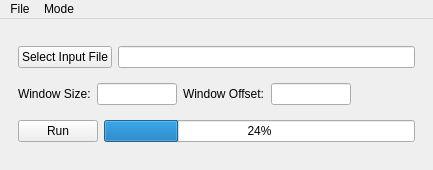
PeterDulworth/PhyloVis, file gui_layout.ui: the form before one commit.
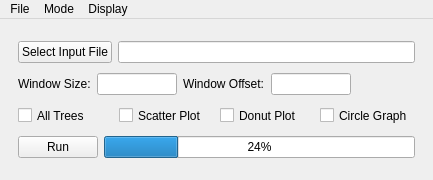
The form after the commit.

Commit message: modularized gui files, user is now able to select which visualizations it wants and display them after

```diff
--- a/gui_layout.ui
+++ b/gui_layout.ui
@@ -7,7 +7,7 @@
     <x>0</x>
     <y>0</y>
     <width>433</width>
-    <height>170</height>
+    <height>180</height>
    </rect>
   </property>
   <property name="sizePolicy">
@@ -19,7 +19,7 @@
   <property name="minimumSize">
    <size>
     <width>433</width>
-    <height>170</height>
+    <height>180</height>
    </size>
   </property>
   <property name="windowTitle">
@@ -152,6 +152,62 @@
               </item>
              </layout>
             </item>
+            <item>
+             <layout class="QHBoxLayout" name="horizontalLayout_4">
+              <item>
+               <widget class="QCheckBox" name="checkboxAllTrees">
+                <property name="minimumSize">
+                 <size>
+                  <width>0</width>
+                  <height>21</height>
+                 </size>
+                </property>
+                <property name="text">
+                 <string>All Trees</string>
+                </property>
+               </widget>
+              </item>
+              <item>
+               <widget class="QCheckBox" name="checkboxScatterPlot">
+                <property name="minimumSize">
+                 <size>
+                  <width>0</width>
+                  <height>21</height>
+                 </size>
+                </property>
+                <property name="text">
+                 <string>Scatter Plot</string>
+                </property>
+               </widget>
+              </item>
+              <item>
+               <widget class="QCheckBox" name="checkboxDonutPlot">
+                <property name="minimumSize">
+                 <size>
+                  <width>0</width>
+                  <height>21</height>
+                 </size>
+                </property>
+                <property name="text">
+                 <string>Donut Plot</string>
+                </property>
+               </widget>
+              </item>
+              <item>
+               <widget class="QCheckBox" name="checkboxCircleGraph">
+                <property name="minimumSize">
+                 <size>
+                  <width>0</width>
+                  <height>21</height>
+                 </size>
+                </property>
+                <property name="text">
+                 <string>Circle Graph</string>
+                </property>
+               </widget>
+              </item>
+             </layout>
+            </item>
             <item>
              <layout class="QHBoxLayout" name="horizontalLayout_10">
               <item>
@@ -406,8 +462,18 @@
     <addaction name="actionNotRaxB"/>
     <addaction name="actionNotRaxC"/>
    </widget>
+   <widget class="QMenu" name="menuDisplay">
+    <property name="title">
+     <string>Display</string>
+    </property>
+    <addaction name="actionAllTrees"/>
+    <addaction name="actionScatterPlot"/>
+    <addaction name="actionDonutPlot"/>
+    <addaction name="actionCircleGraph"/>
+   </widget>
    <addaction name="menuFile"/>
    <addaction name="menuMode"/>
+   <addaction name="menuDisplay"/>
   </widget>
   <action name="actionOpen">
    <property name="text">
```
Left out of the diff: 163 changed lines with no effect on the pictures. The commit also changes 16 other files.
